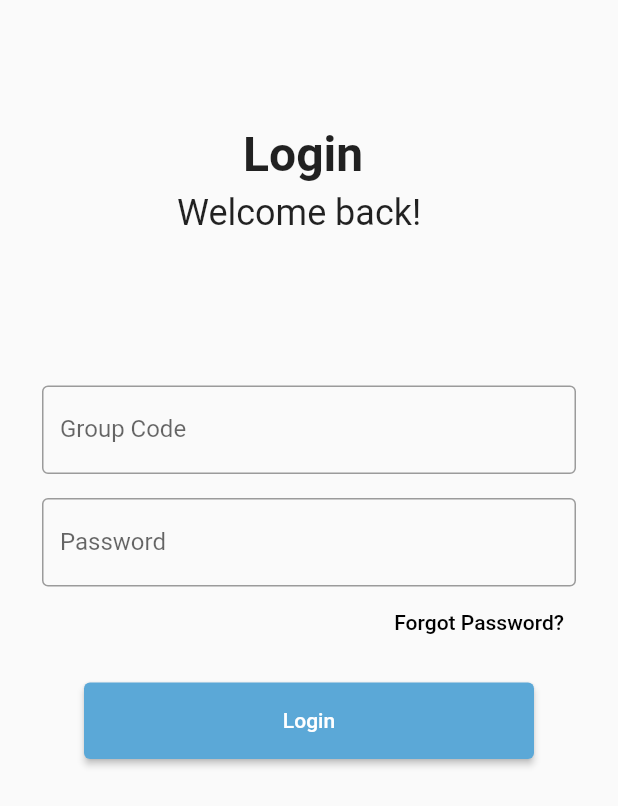
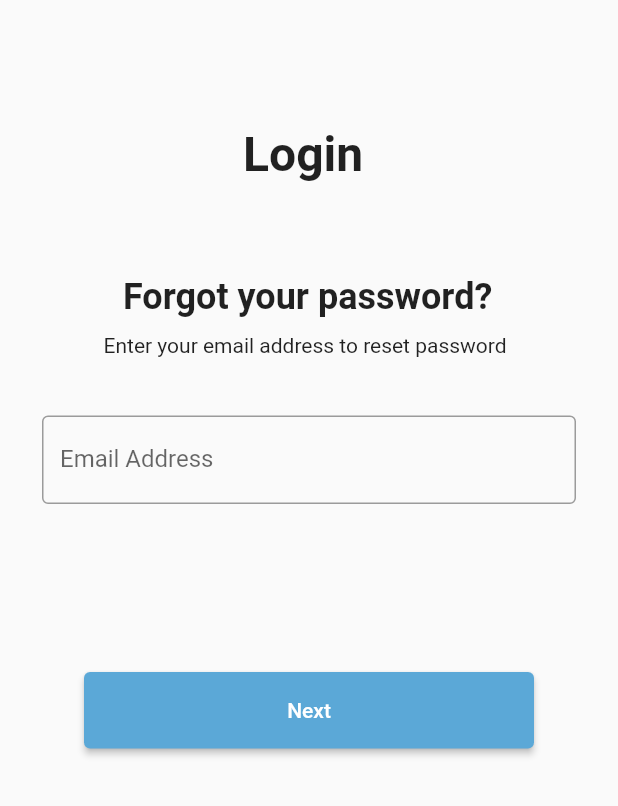
Before and after one commit to kvrtejaswi/E4App, a Flutter app: the screen it shows after launch, on a phone screen of 412 x 824 dp. Shown: the top 806 px of the screen. Run offline on Flutter 3.47's test engine with Material 2 defaults, Android fonts, the phone set to English and light mode, and no system bars.

Commit message:
- Completed forgot password activity - Left with global styling

```diff
--- /dev/null
+++ b/lib/Authentication/forgotPassword.dart
@@ -0,0 +1,113 @@
+import 'package:flutter/material.dart';
+import 'package:e4app/theme.dart';
+
+void main() => runApp(
+  ForgotPass());
+
+class ForgotPass extends StatelessWidget {
+  @override
+  Widget build(BuildContext context) {
+    return MaterialApp(
+      debugShowCheckedModeBanner: false, // Set this to false to remove the debug banner
+      home: ForgotPage(),
+    );
+  }
+}
+
+class ForgotPage extends StatefulWidget {
+  @override
+  _ForgotPageState createState() => _ForgotPageState();
+}
+
+class _ForgotPageState extends State<ForgotPage> {
+  // TextEditingController for the group code and password fields
+  TextEditingController emailController = TextEditingController();
+  TextEditingController passwordController = TextEditingController();
+
+  // Function to handle login button press
+  void _next() {
+    String emailCode = emailController.text;
+    // For demonstration purposes, we'll just print the input values
+    print("Email Address: $emailCode");
+  }
+
+  @override
+  Widget build(BuildContext context) {
+    return Scaffold(
+        appBar: null,
+        body: Padding(
+          padding: EdgeInsets.all(28.0),
+          child: Align(
+            alignment: Alignment.topCenter,
+            child: Column(
+              crossAxisAlignment: CrossAxisAlignment.center,
+              children: <Widget>[
+                // "Login" text
+                Container(
+                  width: 88.0,
+                  height: 44.0,
+                  margin: EdgeInsets.only(top: 56.0),
+                  child: Text(
+                    "Login",
+                    style: TextStyle(
+                      fontSize: 32.0,
+                      fontWeight:
+                          FontWeight.bold,
+                    ),
+                  ),
+                ),
+                // "Forgot your password?" text
+                Container(
+                  width: 248.0,
+                  height: 38.0,
+                  margin: EdgeInsets.only(top: 56.0),
+                  child: Text(
+                    "Forgot your password?",
+                    style: TextStyle(
+                      fontSize: 24.0,
+                      fontWeight: FontWeight.bold
+                    ),
+                  ),
+                ),
+                 // "Enter your email address to reset password" text
+                Container(
+                  width: 274.0,
+                  height: 55.0,
+                  margin: EdgeInsets.only(top: 0.0),
+                  child: Text(
+                    "Enter your email address to reset password",
+                    style: TextStyle(
+                      fontSize: 14.0,
+                    ),
+                  ),
+                ),
+
+                // Email address TextField
+                TextField(
+                  controller: emailController,
+                  decoration: InputDecoration(
+                    labelText: "Email Address",
+                    border: OutlineInputBorder(),
+                  ),
+                ),
+                SizedBox(height: 16.0),
+                // Next Button
+                Container(
+                  width: 300.0,
+                  height: 51.0,
+                  margin: EdgeInsets.only(top: 96.0),
+                  child: ElevatedButton(
+                      onPressed: _next,
+                      child: Text("Next"),
+                      style: ButtonStyle(
+                        backgroundColor: MaterialStateProperty.all<Color>(
+                          Color(0xFF5BA8D7),
+                        ),
+                      )),
+                ),
+              ],
+            ),
+          ),
+        ));
+  }
+}
--- a/lib/main.dart
+++ b/lib/main.dart
@@ -1,5 +1,6 @@
 import 'package:flutter/material.dart';
 import 'Authentication/login.dart';
+import 'Authentication/forgotPassword.dart';
 
 void main() {
   runApp(MyApp());
@@ -10,7 +11,7 @@ class MyApp extends StatelessWidget {
   Widget build(BuildContext context) {
     return MaterialApp(
       debugShowCheckedModeBanner: false,
-      home: LoginApp(), // Replace with your app's initial screen
+      home: ForgotPass(), // Replace with your app's initial screen
     );
   }
 }
```
